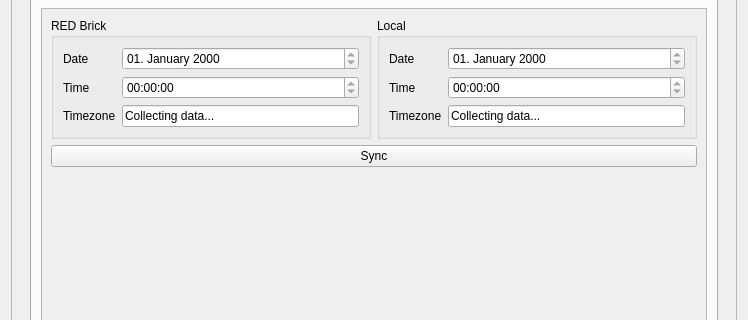
Tinkerforge/brickv, file src/brickv/plugin_system/plugins/red/ui/red_tab_settings.ui: the form before one commit; both pictures show x 0 to 748 and y 117 to 437 of the 748 by 749 pixel window.
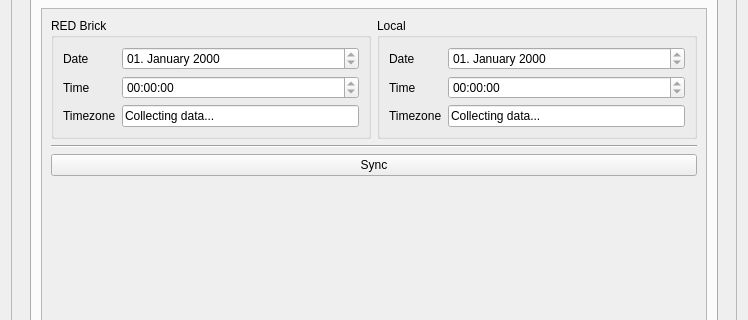
The form after the commit. The open tabs and pages were chosen to show the change.

Commit message: red-brick: Add horizontal line in Date/Time tab of settings tab.

What changed in the file:
```diff
--- a/src/brickv/plugin_system/plugins/red/ui/red_tab_settings.ui
+++ b/src/brickv/plugin_system/plugins/red/ui/red_tab_settings.ui
@@ -1096,6 +1096,13 @@
                     </item>
                    </layout>
                   </item>
+                  <item>
+                   <widget class="Line" name="line_2">
+                    <property name="orientation">
+                     <enum>Qt::Horizontal</enum>
+                    </property>
+                   </widget>
+                  </item>
                   <item>
                    <widget class="QPushButton" name="time_sync_button">
                     <property name="text">
```
Left out of the diff: 4 changed lines with no effect on the pictures.
